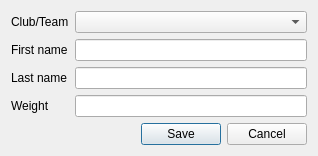
This is base/AddFighterDlg.ui in fmuecke/Ipponboard as Qt 5 draws it before an edit. The edited form follows.
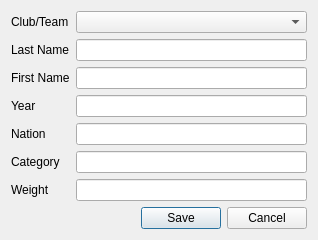
This is the edited form.

Commit message: FighterManager: now consequently handling: firstname, lastname, club, year, nation, category, weight

The edit to the form file:
```diff
--- a/base/AddFighterDlg.ui
+++ b/base/AddFighterDlg.ui
@@ -10,7 +10,7 @@
     <x>0</x>
     <y>0</y>
     <width>318</width>
-    <height>147</height>
+    <height>225</height>
    </rect>
   </property>
   <property name="windowTitle">
@@ -32,35 +32,65 @@
      <item row="0" column="1">
       <widget class="QComboBox" name="comboBox_club"/>
      </item>
-     <item row="1" column="0">
+     <item row="2" column="0">
       <widget class="QLabel" name="label_firstname">
        <property name="text">
-        <string>First name</string>
+        <string>First Name</string>
        </property>
       </widget>
      </item>
-     <item row="1" column="1">
+     <item row="2" column="1">
       <widget class="QLineEdit" name="lineEdit_firstname"/>
      </item>
-     <item row="2" column="0">
+     <item row="6" column="0">
+      <widget class="QLabel" name="label_weight">
+       <property name="text">
+        <string>Weight</string>
+       </property>
+      </widget>
+     </item>
+     <item row="6" column="1">
+      <widget class="QLineEdit" name="lineEdit_weight"/>
+     </item>
+     <item row="1" column="0">
       <widget class="QLabel" name="label_lastname">
        <property name="text">
-        <string>Last name</string>
+        <string>Last Name</string>
        </property>
       </widget>
      </item>
-     <item row="2" column="1">
+     <item row="1" column="1">
       <widget class="QLineEdit" name="lineEdit_lastname"/>
      </item>
      <item row="3" column="0">
-      <widget class="QLabel" name="label_weight">
+      <widget class="QLabel" name="label_firstname_2">
        <property name="text">
-        <string>Weight</string>
+        <string>Year</string>
        </property>
       </widget>
      </item>
      <item row="3" column="1">
-      <widget class="QLineEdit" name="lineEdit_weight"/>
+      <widget class="QLineEdit" name="lineEdit_year"/>
+     </item>
+     <item row="5" column="1">
+      <widget class="QLineEdit" name="lineEdit_category"/>
+     </item>
+     <item row="5" column="0">
+      <widget class="QLabel" name="label">
+       <property name="text">
+        <string>Category</string>
+       </property>
+      </widget>
+     </item>
+     <item row="4" column="0">
+      <widget class="QLabel" name="label_2">
+       <property name="text">
+        <string>Nation</string>
+       </property>
+      </widget>
+     </item>
+     <item row="4" column="1">
+      <widget class="QLineEdit" name="lineEdit_nation"/>
      </item>
     </layout>
    </item>
```
Left out of the diff: 10 changed lines with no effect on the pictures. The commit also changes 6 other files.
